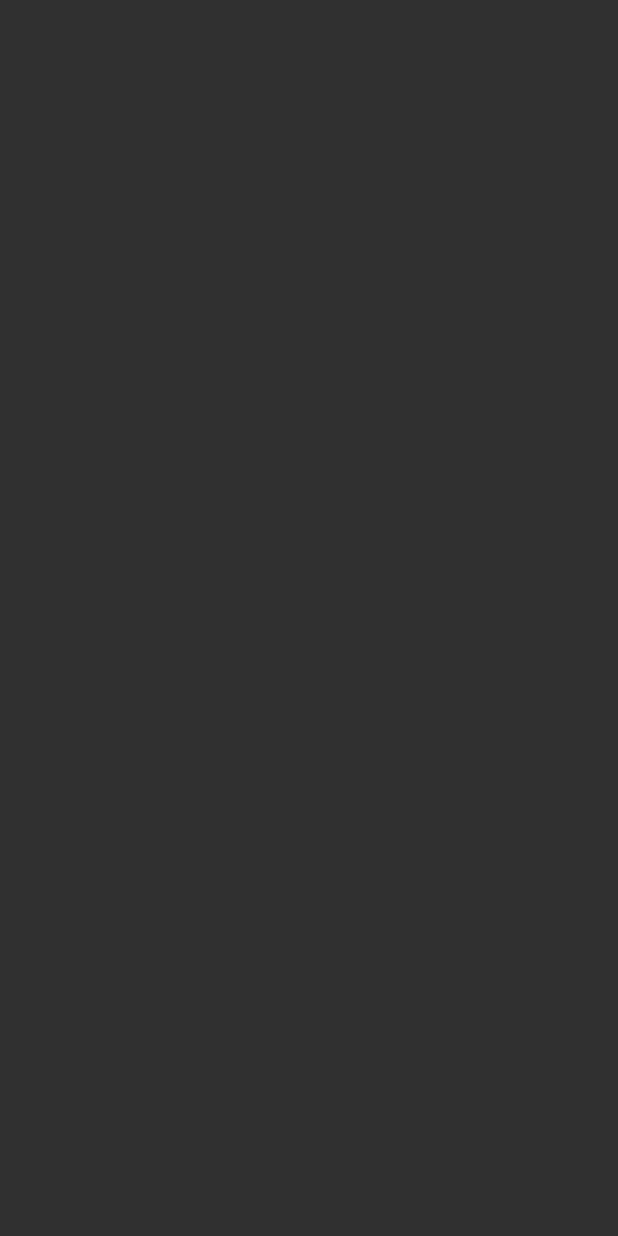
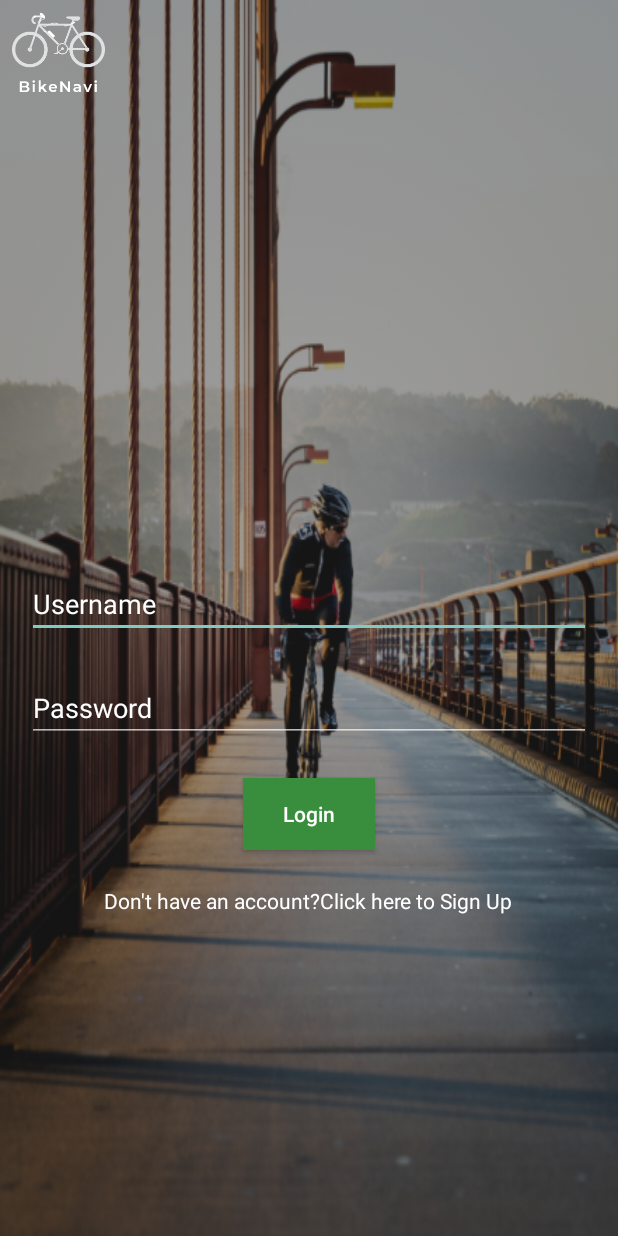
Before and after one commit to Prabhmanat/BikeNavi, an Android app: the LoginActivity screen opened directly, with no data from a screen before it, on a phone screen of 412 x 824 dp. Before the commit the screen is empty. Run offline under Robolectric (Android 15) with nearby library versions, the phone set to English and light mode, and no system bars.

Commit message:
Completed login UI

```diff
--- a/app/src/main/res/layout/activity_login.xml
+++ b/app/src/main/res/layout/activity_login.xml
@@ -1,9 +1,60 @@
 <?xml version="1.0" encoding="utf-8"?>
-<androidx.constraintlayout.widget.ConstraintLayout xmlns:android="http://schemas.android.com/apk/res/android"
-    xmlns:app="http://schemas.android.com/apk/res-auto"
+<RelativeLayout xmlns:android="http://schemas.android.com/apk/res/android"
     xmlns:tools="http://schemas.android.com/tools"
     android:layout_width="match_parent"
     android:layout_height="match_parent"
+    android:background="@drawable/bg_signup"
+    android:backgroundTint="#9e9e9e"
+    android:backgroundTintMode="multiply"
     tools:context=".authentication.LoginActivity">
 
-</androidx.constraintlayout.widget.ConstraintLayout>
+    <ImageView
+        android:id="@+id/ivLogo"
+        android:layout_width="wrap_content"
+        android:layout_height="wrap_content"
+        android:layout_alignParentTop="true"
+        android:layout_margin="8dp"
+        android:contentDescription="@string/app_logo"
+        android:scaleType="centerCrop"
+        android:src="@drawable/bike_logo" />
+
+    <EditText
+        android:id="@+id/etUserName"
+        style="@style/AllEditTexts"
+        android:layout_above="@id/etPassword"
+        android:layout_marginBottom="24dp"
+        android:ems="20"
+        android:hint="Username"
+        android:inputType="text" />
+
+    <EditText
+        android:id="@+id/etPassword"
+        style="@style/AllEditTexts"
+        android:layout_above="@id/btnLogin"
+        android:layout_marginBottom="24dp"
+        android:ems="20"
+        android:hint="Password"
+        android:inputType="textPassword" />
+
+    <Button
+        android:id="@+id/btnLogin"
+        android:layout_width="wrap_content"
+        android:layout_height="wrap_content"
+        android:layout_above="@id/tvSignUp"
+        android:layout_marginBottom="24dp"
+        android:background="@color/bg_startUp"
+        android:text="Login"
+        android:layout_centerHorizontal="true"
+        android:textAllCaps="false" />
+
+    <TextView
+        android:id="@+id/tvSignUp"
+        android:layout_width="wrap_content"
+        android:layout_height="wrap_content"
+        android:text="Don't have an account?Click here to Sign Up"
+        android:textColor="@android:color/white"
+        android:layout_alignParentBottom="true"
+        android:layout_marginBottom="214dp"
+        android:layout_centerHorizontal="true"/>
+
+</RelativeLayout>
```
